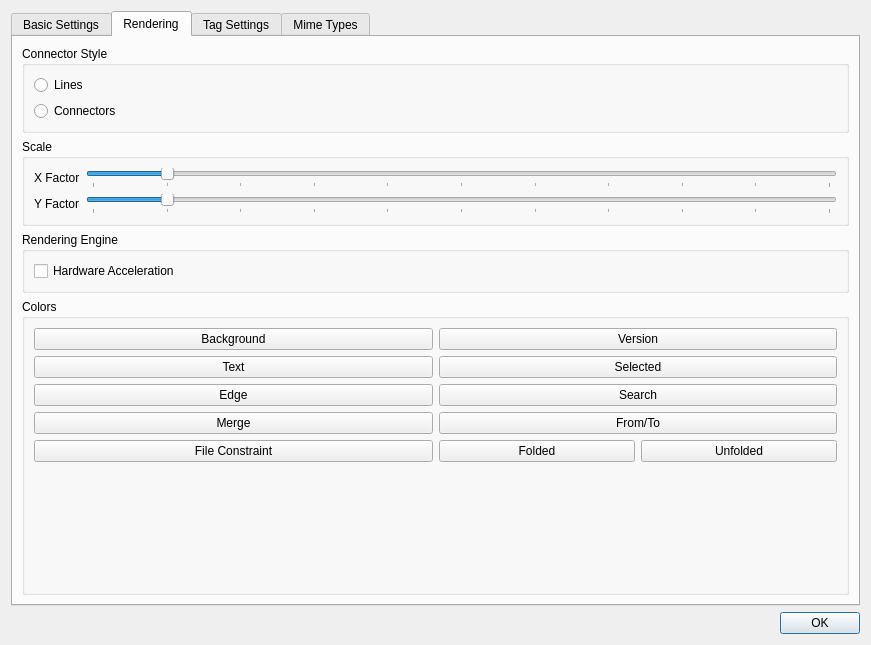
First picture: the form in gvtree_preferences.ui, repository wtr9987/gvtree, before the edit.
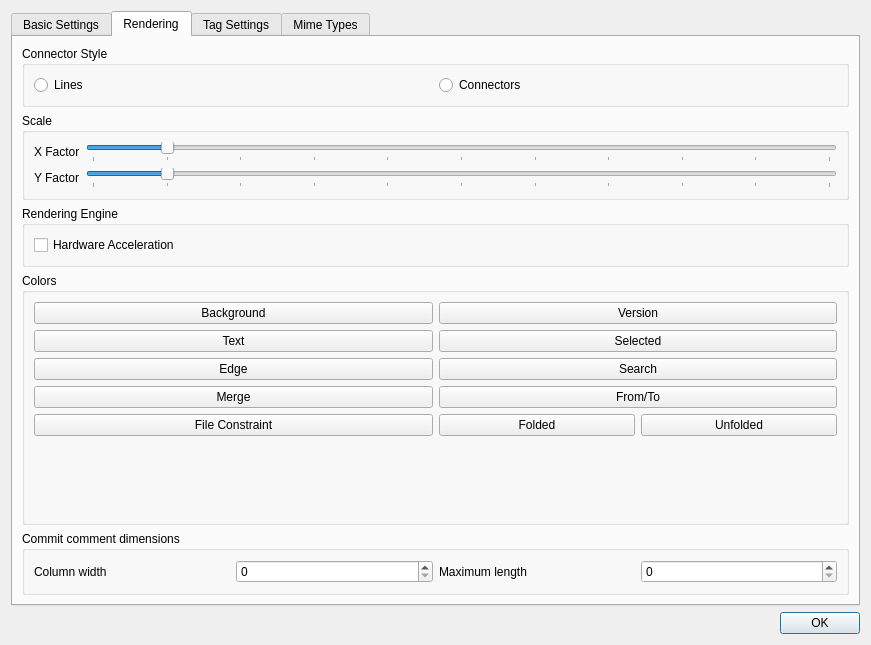
Second picture: the form after the edit. The open tabs and pages were chosen to show the change. Icons and pictures are not drawn. Custom widgets are drawn as their Qt base class.

Commit message: Improvement parsing --graph information Commit comment is now configurable When searching all matched versions are unfolded

The edit to the form file:
```diff
--- a/gvtree_preferences.ui
+++ b/gvtree_preferences.ui
@@ -295,8 +295,8 @@
          <property name="title">
           <string>Connector Style</string>
          </property>
-         <layout class="QVBoxLayout" name="verticalLayout">
-          <item>
+         <layout class="QGridLayout" name="gridLayout_8">
+          <item row="0" column="0">
            <widget class="QRadioButton" name="rbConnectorStyle0">
             <property name="focusPolicy">
              <enum>Qt::NoFocus</enum>
@@ -316,7 +316,7 @@
             </property>
            </widget>
           </item>
-          <item>
+          <item row="0" column="1">
            <widget class="QRadioButton" name="rbConnectorStyle1">
             <property name="focusPolicy">
              <enum>Qt::NoFocus</enum>
@@ -345,7 +345,7 @@
           <string>Scale</string>
          </property>
          <layout class="QGridLayout" name="gridLayout">
-          <item row="0" column="1">
+          <item row="0" column="2">
            <widget class="QSlider" name="xfactor">
             <property name="toolTip">
              <string>Define the horizontal space in between version nodes.</string>
@@ -373,7 +373,7 @@
             </property>
            </widget>
           </item>
-          <item row="1" column="1">
+          <item row="1" column="2">
            <widget class="QSlider" name="yfactor">
             <property name="toolTip">
              <string>Define the vertical space between version nodes.</string>
@@ -554,6 +554,43 @@
          </layout>
         </widget>
        </item>
+       <item>
+        <widget class="QGroupBox" name="groupBox_5">
+         <property name="title">
+          <string>Commit comment dimensions</string>
+         </property>
+         <layout class="QGridLayout" name="gridLayout_7">
+          <item row="0" column="1">
+           <widget class="QSpinBox" name="comment_columns">
+            <property name="toolTip">
+             <string>When commit comment is displayed in the version graph the next word is wrapped to the next line if longer than this value.</string>
+            </property>
+           </widget>
+          </item>
+          <item row="0" column="0">
+           <widget class="QLabel" name="label">
+            <property name="text">
+             <string>Column width</string>
+            </property>
+           </widget>
+          </item>
+          <item row="0" column="3">
+           <widget class="QSpinBox" name="comment_maxlen">
+            <property name="toolTip">
+             <string>Commit comments are limited to this length.</string>
+            </property>
+           </widget>
+          </item>
+          <item row="0" column="2">
+           <widget class="QLabel" name="label_2">
+            <property name="text">
+             <string>Maximum length</string>
+            </property>
+           </widget>
+          </item>
+         </layout>
+        </widget>
+       </item>
       </layout>
      </widget>
      <widget class="QWidget" name="tabWidgetPage3">
```
Left out of the diff: 2 changed lines with no effect on the pictures. The commit also changes 10 other files.
